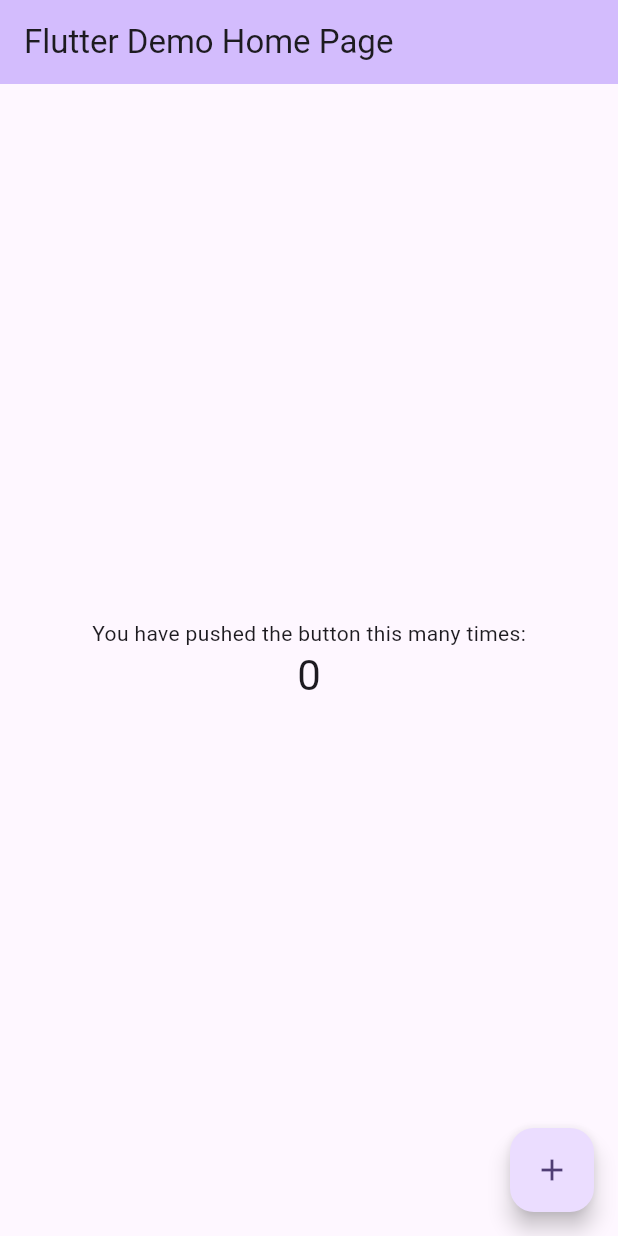
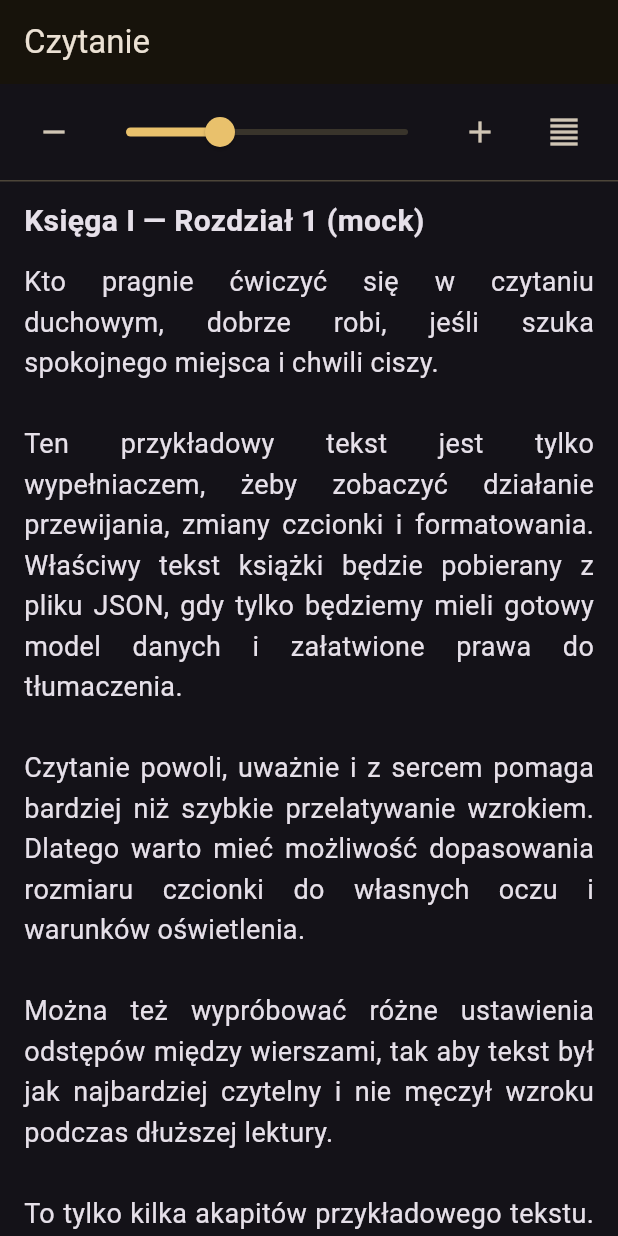
Before and after one commit to bartololongo/O-Nasladowaniu-Chrystusa-flutter-app, a Flutter app: the screen it shows after launch, on a phone screen of 412 x 824 dp. Run offline on Flutter 3.47's test engine with Material 3 defaults, Android fonts, the light colour scheme and no system bars.

Commit message:
semi-reader screen added

```diff
--- a/onasladowaniu_chrystusa/lib/app.dart
+++ b/onasladowaniu_chrystusa/lib/app.dart
@@ -0,0 +1,23 @@
+import 'package:flutter/material.dart';
+import 'features/reader/reader_screen.dart';
+
+class ImitationOfChristApp extends StatelessWidget {
+  const ImitationOfChristApp({super.key});
+
+  @override
+  Widget build(BuildContext context) {
+    return MaterialApp(
+      title: 'O naśladowaniu Chrystusa',
+      themeMode: ThemeMode.dark,
+      theme: ThemeData.light(),
+      darkTheme: ThemeData.dark().copyWith(
+        colorScheme: ColorScheme.fromSeed(
+          seedColor: Colors.amber,
+          brightness: Brightness.dark,
+        ),
+      ),
+      home: const ReaderScreen(), // <-- startujemy od czytnika
+      debugShowCheckedModeBanner: false,
+    );
+  }
+}
--- a/onasladowaniu_chrystusa/lib/features/home/home_screen.dart
+++ b/onasladowaniu_chrystusa/lib/features/home/home_screen.dart
@@ -0,0 +1,41 @@
+import 'package:flutter/material.dart';
+
+class HomeScreen extends StatelessWidget {
+  const HomeScreen({super.key});
+
+  @override
+  Widget build(BuildContext context) {
+    return Scaffold(
+      appBar: AppBar(
+        title: const Text('O naśladowaniu Chrystusa'),
+      ),
+      body: const Center(
+        child: Text('Tu będzie: Kontynuuj czytanie + Wyzwanie'),
+      ),
+      bottomNavigationBar: BottomNavigationBar(
+        currentIndex: 0,
+        onTap: (_) {
+          // na razie nic, później ogarniemy nawigację
+        },
+        items: const [
+          BottomNavigationBarItem(
+            icon: Icon(Icons.home),
+            label: 'Start',
+          ),
+          BottomNavigationBarItem(
+            icon: Icon(Icons.menu_book),
+            label: 'Czytanie',
+          ),
+          BottomNavigationBarItem(
+            icon: Icon(Icons.edit),
+            label: 'Dziennik',
+          ),
+          BottomNavigationBarItem(
+            icon: Icon(Icons.settings),
+            label: 'Ustawienia',
+          ),
+        ],
+      ),
+    );
+  }
+}
--- a/onasladowaniu_chrystusa/lib/features/reader/reader_screen.dart
+++ b/onasladowaniu_chrystusa/lib/features/reader/reader_screen.dart
@@ -0,0 +1,133 @@
+import 'package:flutter/material.dart';
+
+class ReaderScreen extends StatefulWidget {
+  const ReaderScreen({super.key});
+
+  @override
+  State<ReaderScreen> createState() => _ReaderScreenState();
+}
+
+class _ReaderScreenState extends State<ReaderScreen> {
+  double _fontSize = 18.0;
+  double _lineHeight = 1.5;
+  bool _isJustified = true;
+
+  // Mockowy tytuł rozdziału
+  final String _mockTitle = 'Księga I — Rozdział 1 (mock)';
+
+  // Mockowy tekst — placeholder, żeby tylko zobaczyć zachowanie UI
+  static const String _mockText = '''
+Kto pragnie ćwiczyć się w czytaniu duchowym, dobrze robi, jeśli szuka spokojnego miejsca i chwili ciszy.
+
+Ten przykładowy tekst jest tylko wypełniaczem, żeby zobaczyć działanie przewijania, zmiany czcionki i formatowania. Właściwy tekst książki będzie pobierany z pliku JSON, gdy tylko będziemy mieli gotowy model danych i załatwione prawa do tłumaczenia.
+
+Czytanie powoli, uważnie i z sercem pomaga bardziej niż szybkie przelatywanie wzrokiem. Dlatego warto mieć możliwość dopasowania rozmiaru czcionki do własnych oczu i warunków oświetlenia.
+
+Można też wypróbować różne ustawienia odstępów między wierszami, tak aby tekst był jak najbardziej czytelny i nie męczył wzroku podczas dłuższej lektury.
+
+To tylko kilka akapitów przykładowego tekstu. W prawdziwej wersji w tym miejscu pojawią się treści książki „O naśladowaniu Chrystusa”, podzielone na księgi, rozdziały i akapity, z możliwością dodawania zakładek, ulubionych cytatów i notatek.
+''';
+
+  @override
+  Widget build(BuildContext context) {
+    return Scaffold(
+      appBar: AppBar(
+        title: const Text('Czytanie'),
+      ),
+      body: Column(
+        children: [
+          _buildControls(),
+          const Divider(height: 1),
+          _buildTitle(),
+          const SizedBox(height: 8),
+          _buildReader(),
+        ],
+      ),
+    );
+  }
+
+  Widget _buildControls() {
+    return Padding(
+      padding: const EdgeInsets.symmetric(horizontal: 12, vertical: 8),
+      child: Row(
+        children: [
+          IconButton(
+            onPressed: () {
+              setState(() {
+                _fontSize = (_fontSize - 2).clamp(12.0, 30.0);
+              });
+            },
+            icon: const Icon(Icons.remove),
+            tooltip: 'Mniejsza czcionka',
+          ),
+          Expanded(
+            child: Slider(
+              value: _fontSize,
+              min: 12,
+              max: 30,
+              label: '${_fontSize.toStringAsFixed(0)}',
+              onChanged: (value) {
+                setState(() {
+                  _fontSize = value;
+                });
+              },
+            ),
+          ),
+          IconButton(
+            onPressed: () {
+              setState(() {
+                _fontSize = (_fontSize + 2).clamp(12.0, 30.0);
+              });
+            },
+            icon: const Icon(Icons.add),
+            tooltip: 'Większa czcionka',
+          ),
+          const SizedBox(width: 8),
+          IconButton(
+            onPressed: () {
+              setState(() {
+                _isJustified = !_isJustified;
+              });
+            },
+            icon: Icon(
+              _isJustified ? Icons.format_align_justify : Icons.format_align_left,
+            ),
+            tooltip: _isJustified ? 'Wyrównaj do lewej' : 'Wyjustuj tekst',
+          ),
+        ],
+      ),
+    );
+  }
+
+  Widget _buildTitle() {
+    return Padding(
+      padding: const EdgeInsets.fromLTRB(16, 12, 16, 4),
+      child: Align(
+        alignment: Alignment.centerLeft,
+        child: Text(
+          _mockTitle,
+          style: TextStyle(
+            fontSize: _fontSize + 2,
+            fontWeight: FontWeight.bold,
+          ),
+        ),
+      ),
+    );
+  }
+
+  Widget _buildReader() {
+    return Expanded(
+      child: SingleChildScrollView(
+        padding: const EdgeInsets.fromLTRB(16, 0, 16, 24),
+        child: Text(
+          _mockText,
+          textAlign: _isJustified ? TextAlign.justify : TextAlign.left,
+          style: TextStyle(
+            fontSize: _fontSize,
+            height: _lineHeight,
+          ),
+        ),
+      ),
+    );
+  }
+}
--- a/onasladowaniu_chrystusa/lib/main.dart
+++ b/onasladowaniu_chrystusa/lib/main.dart
@@ -1,122 +1,6 @@
 import 'package:flutter/material.dart';
+import 'app.dart';
 
 void main() {
-  runApp(const MyApp());
+  runApp(const ImitationOfChristApp());
 }
-
-class MyApp extends StatelessWidget {
-  const MyApp({super.key});
-
-  // This widget is the root of your application.
-  @override
-  Widget build(BuildContext context) {
-    return MaterialApp(
-      title: 'Flutter Demo',
-      theme: ThemeData(
-        // This is the theme of your application.
-        //
-        // TRY THIS: Try running your application with "flutter run". You'll see
-        // the application has a purple toolbar. Then, without quitting the app,
-        // try changing the seedColor in the colorScheme below to Colors.green
-        // and then invoke "hot reload" (save your changes or press the "hot
-        // reload" button in a Flutter-supported IDE, or press "r" if you used
-        // the command line to start the app).
-        //
-        // Notice that the counter didn't reset back to zero; the application
-        // state is not lost during the reload. To reset the state, use hot
-        // restart instead.
-        //
-        // This works for code too, not just values: Most code changes can be
-        // tested with just a hot reload.
-        colorScheme: ColorScheme.fromSeed(seedColor: Colors.deepPurple),
-      ),
-      home: const MyHomePage(title: 'Flutter Demo Home Page'),
-    );
-  }
-}
-
-class MyHomePage extends StatefulWidget {
-  const MyHomePage({super.key, required this.title});
-
-  // This widget is the home page of your application. It is stateful, meaning
-  // that it has a State object (defined below) that contains fields that affect
-  // how it looks.
-
-  // This class is the configuration for the state. It holds the values (in this
-  // case the title) provided by the parent (in this case the App widget) and
-  // used by the build method of the State. Fields in a Widget subclass are
-  // always marked "final".
-
-  final String title;
-
-  @override
-  State<MyHomePage> createState() => _MyHomePageState();
-}
-
-class _MyHomePageState extends State<MyHomePage> {
-  int _counter = 0;
-
-  void _incrementCounter() {
-    setState(() {
-      // This call to setState tells the Flutter framework that something has
-      // changed in this State, which causes it to rerun the build method below
-      // so that the display can reflect the updated values. If we changed
-      // _counter without calling setState(), then the build method would not be
-      // called again, and so nothing would appear to happen.
-      _counter++;
-    });
-  }
-
-  @override
-  Widget build(BuildContext context) {
-    // This method is rerun every time setState is called, for instance as done
-    // by the _incrementCounter method above.
-    //
-    // The Flutter framework has been optimized to make rerunning build methods
-    // fast, so that you can just rebuild anything that needs updating rather
-    // than having to individually change instances of widgets.
-    return Scaffold(
-      appBar: AppBar(
-        // TRY THIS: Try changing the color here to a specific color (to
-        // Colors.amber, perhaps?) and trigger a hot reload to see the AppBar
-        // change color while the other colors stay the same.
-        backgroundColor: Theme.of(context).colorScheme.inversePrimary,
-        // Here we take the value from the MyHomePage object that was created by
-        // the App.build method, and use it to set our appbar title.
-        title: Text(widget.title),
-      ),
-      body: Center(
-        // Center is a layout widget. It takes a single child and positions it
-        // in the middle of the parent.
-        child: Column(
-          // Column is also a layout widget. It takes a list of children and
-          // arranges them vertically. By default, it sizes itself to fit its
-          // children horizontally, and tries to be as tall as its parent.
-          //
-          // Column has various properties to control how it sizes itself and
-          // how it positions its children. Here we use mainAxisAlignment to
-          // center the children vertically; the main axis here is the vertical
-          // axis because Columns are vertical (the cross axis would be
-          // horizontal).
-          //
-          // TRY THIS: Invoke "debug painting" (choose the "Toggle Debug Paint"
-          // action in the IDE, or press "p" in the console), to see the
-          // wireframe for each widget.
-          mainAxisAlignment: MainAxisAlignment.center,
-          children: <Widget>[
-            const Text('You have pushed the button this many times:'),
-            Text(
-              '$_counter',
-              style: Theme.of(context).textTheme.headlineMedium,
-            ),
-          ],
-        ),
-      ),
-      floatingActionButton: FloatingActionButton(
-        onPressed: _incrementCounter,
-        tooltip: 'Increment',
-        child: const Icon(Icons.add),
-      ), // This trailing comma makes auto-formatting nicer for build methods.
-    );
-  }
-}
```
